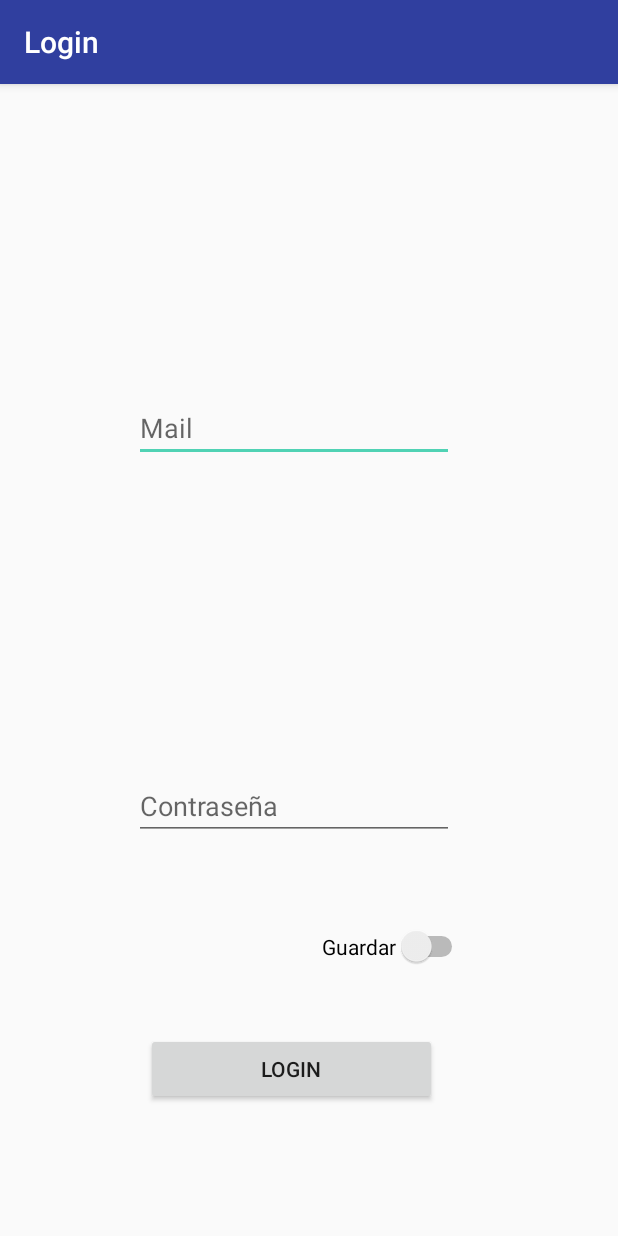
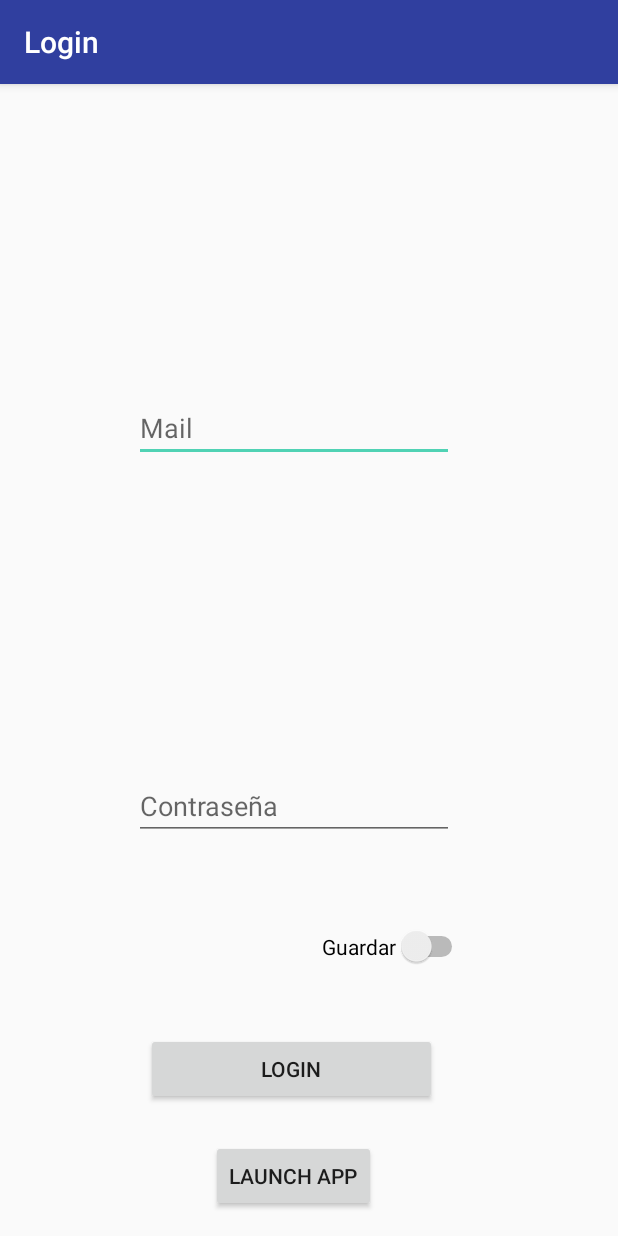
Before and after one commit to YJJProyectos/RecyclerView, an Android app: the screen it shows after launch (LoginActivity), on a phone screen of 412 x 824 dp. Run offline under Robolectric (Android 15) with nearby library versions, the phone set to English and light mode, and no system bars; our stand-ins replace ButterKnife.

Commit message:
Intent View selecciona varias apps

```diff
--- a/app/src/main/java/com/android/jyang/recyclerview/activities/LoginActivity.java
+++ b/app/src/main/java/com/android/jyang/recyclerview/activities/LoginActivity.java
@@ -3,6 +3,7 @@ package com.android.jyang.recyclerview.activities;
 import android.content.Context;
 import android.content.Intent;
 import android.content.SharedPreferences;
+import android.net.Uri;
 import android.support.v7.app.AppCompatActivity;
 import android.os.Bundle;
 import android.text.TextUtils;
@@ -28,6 +29,8 @@ public class LoginActivity extends AppCompatActivity {
     Switch guardarView;
     @BindView(R.id.login)
     Button login;
+    @BindView(R.id.launch)
+    Button botonLaunch;
     private SharedPreferences prefs;
 
     @Override
@@ -39,6 +42,13 @@ public class LoginActivity extends AppCompatActivity {
         ButterKnife.bind(this);
         mailView.setText(prefs.getString("mail", ""));
         pwdView.setText(prefs.getString("pwd",""));
+        botonLaunch.setOnClickListener(new View.OnClickListener() {
+            @Override
+            public void onClick(View v) {
+                Intent i = new Intent("android.intent.action.VIEW", Uri.parse("http://www.example.com"));
+                startActivity(i);
+            }
+        });
     }
 
     public void login(View view) {
--- a/app/src/main/res/layout/activity_login.xml
+++ b/app/src/main/res/layout/activity_login.xml
@@ -68,4 +68,22 @@
         app:layout_constraintStart_toStartOf="@+id/password"
         app:layout_constraintTop_toBottomOf="@+id/password"
         app:layout_constraintVertical_bias="0.603" />
+
+    <Button
+        android:id="@+id/launch"
+        android:layout_width="wrap_content"
+        android:layout_height="wrap_content"
+        android:layout_marginBottom="16dp"
+        android:layout_marginEnd="8dp"
+        android:layout_marginStart="8dp"
+        android:layout_marginTop="8dp"
+        android:text="Launch App"
+        app:layout_constraintBottom_toBottomOf="parent"
+        app:layout_constraintEnd_toEndOf="@+id/login"
+        app:layout_constraintHorizontal_bias="0.522"
+        app:layout_constraintLeft_toLeftOf="parent"
+        app:layout_constraintRight_toRightOf="parent"
+        app:layout_constraintStart_toStartOf="@+id/login"
+        app:layout_constraintTop_toBottomOf="@+id/login"
+        app:layout_constraintVertical_bias="1.0" />
 </android.support.constraint.ConstraintLayout>
```
Also changed, not shown: app/src/main/AndroidManifest.xml (+14 -4 lines), app/src/main/java/com/android/jyang/recyclerview/activities/CustomActivity.java (added, +20 -0 lines), app/src/main/java/com/android/jyang/recyclerview/activities/MainActivity.java (+5 -4 lines), app/src/main/res/layout/activity_custom.xml (added, +8 -0 lines).
